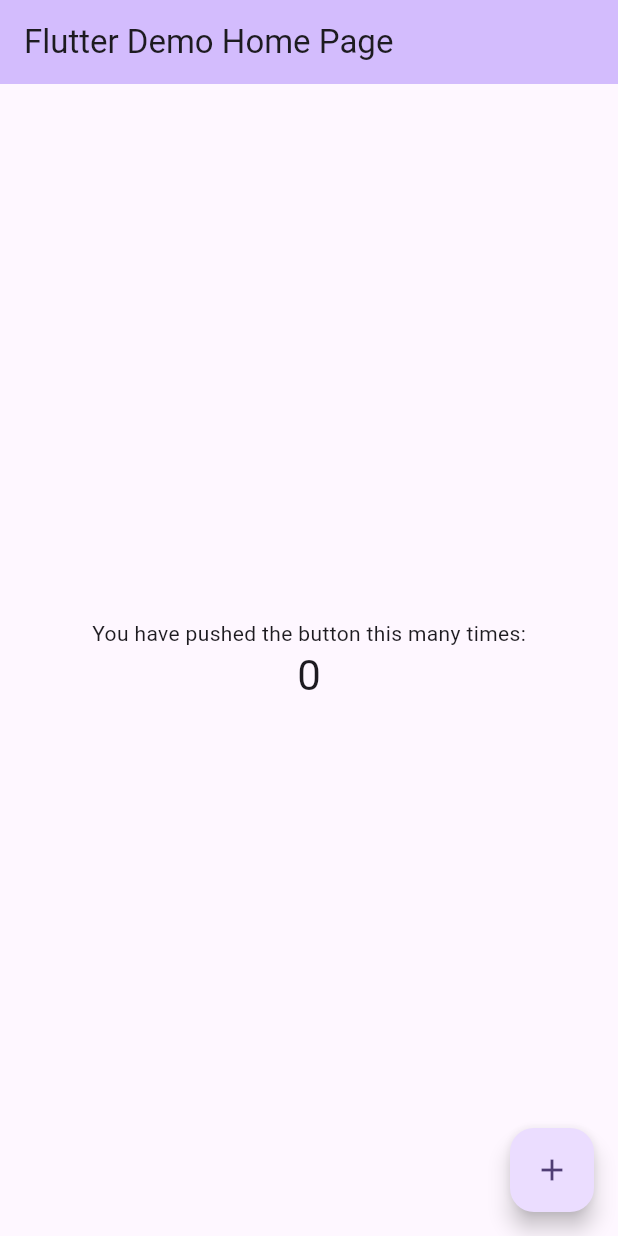
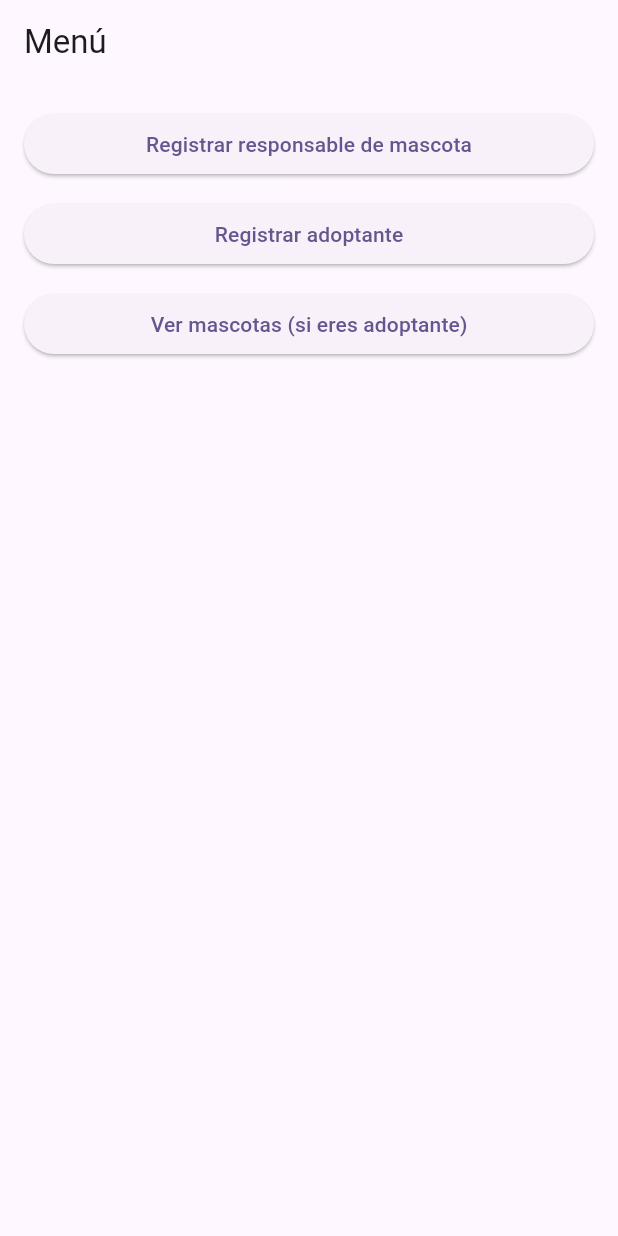
Before and after one commit to LuanaOrtubia/Proyecto-Final, a Flutter app: the screen it shows after launch, on a phone screen of 412 x 824 dp. Run offline on Flutter 3.47's test engine with Material 3 defaults, Android fonts, the phone set to English and light mode, and no system bars; our stand-ins replace get_it, go_router.

Commit message:
Actualizo archivo

```diff
--- /dev/null
+++ b/lib/adaptadores/adaptador_de_mascota_en_memoria.dart
@@ -0,0 +1,44 @@
+import '../dominio/entidades/mascota.dart';
+import '../dominio/entidades/responsable_de_mascota.dart';
+import '../dominio/entidades/adoptante_de_mascota.dart';
+import '../dominio/repositorios/repositorio_de_mascota.dart';
+
+/// Implementación en memoria de `RepositorioDeMascota`.
+///
+/// Nota: Para el propósito de ejemplo, `registrarMascota` crea una Mascota
+/// con datos por defecto y nombre basado en el responsable. En una
+/// implementación real, probablemente recibirías una `Mascota` completa.
+class AdaptadorDeMascotaEnMemoria implements RepositorioDeMascota {
+  final List<Mascota> _almacen = [];
+
+  AdaptadorDeMascotaEnMemoria();
+
+  @override
+  Future<List<Mascota>> obtenerMascotas() async {
+    // retornar una copia para evitar modificaciones externas
+    return List<Mascota>.from(_almacen);
+  }
+
+  @override
+  Future<void> registrarMascota(ResponsableDeMascota responsable) async {
+    // Crear una mascota de ejemplo usando datos del responsable
+    final nueva = Mascota(
+      especie: 'desconocida',
+      nombre: 'Mascota_de_${responsable.nombre}_${responsable.dni}',
+      edad: 0,
+      raza: 'desconocida',
+      sexo: 'desconocido',
+    );
+
+    _almacen.add(nueva);
+  }
+
+  @override
+  Future<void> adoptarMascota(AdoptanteDeMascota adoptante) async {
+    // Lógica simple: si hay mascotas en el almacen, asignar la primera al adoptante
+    if (_almacen.isNotEmpty) {
+      _almacen.removeAt(0);
+    }
+    // Si no hay mascotas, no hace nada (comportamiento original)
+  }
+}
--- /dev/null
+++ b/lib/aplicacion/registros.dart
@@ -0,0 +1,53 @@
+import '../dominio/entidades/responsable_de_mascota.dart';
+import '../dominio/entidades/adoptante_de_mascota.dart';
+import '../dominio/repositorios/repositorio_de_mascota.dart';
+
+class RegistrarMascota {
+  final RepositorioDeMascota repositorio;
+
+  RegistrarMascota(this.repositorio);
+
+  Future<void> ejecutar(ResponsableDeMascota responsable) async {
+    // Validaciones
+    if (responsable.dni <= 0) {
+      throw ArgumentError('DNI debe ser un entero positivo');
+    }
+    final correoValido = _validarCorreo(responsable.correo);
+    if (!correoValido) {
+      throw ArgumentError('Correo inválido');
+    }
+
+    // Llamada al repositorio
+    await repositorio.registrarMascota(responsable);
+  }
+
+  bool _validarCorreo(String correo) {
+    final regex = RegExp(r"^[\w-\.]+@([\w-]+\.)+[\w-]{2,4}");
+    return regex.hasMatch(correo);
+  }
+}
+
+class AdoptarMascota {
+  final RepositorioDeMascota repositorio;
+
+  AdoptarMascota(this.repositorio);
+
+  Future<void> ejecutar(AdoptanteDeMascota adoptante) async {
+    // Validaciones
+    if (adoptante.dni <= 0) {
+      throw ArgumentError('DNI debe ser un entero positivo');
+    }
+    final correoValido = _validarCorreo(adoptante.correo);
+    if (!correoValido) {
+      throw ArgumentError('Correo inválido');
+    }
+
+    // Llamada al repositorio
+    await repositorio.adoptarMascota(adoptante);
+  }
+
+  bool _validarCorreo(String correo) {
+    final regex = RegExp(r"^[\w-\.]+@([\w-]+\.)+[\w-]{2,4}");
+    return regex.hasMatch(correo);
+  }
+}
--- /dev/null
+++ b/lib/dominio/repositorios/repositorio_de_mascota.dart
@@ -0,0 +1,11 @@
+import '../entidades/mascota.dart';
+import '../entidades/responsable_de_mascota.dart';
+import '../entidades/adoptante_de_mascota.dart';
+
+abstract class RepositorioDeMascota {
+  Future<List<Mascota>> obtenerMascotas();
+
+  Future<void> registrarMascota(ResponsableDeMascota responsable);
+
+  Future<void> adoptarMascota(AdoptanteDeMascota adoptante);
+}
--- a/lib/main.dart
+++ b/lib/main.dart
@@ -1,122 +1,24 @@
 import 'package:flutter/material.dart';
 
+import 'adaptadores/injection.dart';
+import 'presentacion/router.dart';
+
 void main() {
+  initInjection();
   runApp(const MyApp());
 }
 
 class MyApp extends StatelessWidget {
   const MyApp({super.key});
 
-  // This widget is the root of your application.
   @override
   Widget build(BuildContext context) {
-    return MaterialApp(
-      title: 'Flutter Demo',
+    return MaterialApp.router(
+      title: 'Proyecto Final',
       theme: ThemeData(
-        // This is the theme of your application.
-        //
-        // TRY THIS: Try running your application with "flutter run". You'll see
-        // the application has a purple toolbar. Then, without quitting the app,
-        // try changing the seedColor in the colorScheme below to Colors.green
-        // and then invoke "hot reload" (save your changes or press the "hot
-        // reload" button in a Flutter-supported IDE, or press "r" if you used
-        // the command line to start the app).
-        //
-        // Notice that the counter didn't reset back to zero; the application
-        // state is not lost during the reload. To reset the state, use hot
-        // restart instead.
-        //
-        // This works for code too, not just values: Most code changes can be
-        // tested with just a hot reload.
         colorScheme: ColorScheme.fromSeed(seedColor: Colors.deepPurple),
       ),
-      home: const MyHomePage(title: 'Flutter Demo Home Page'),
+      routerConfig: router,
     );
   }
 }
-
-class MyHomePage extends StatefulWidget {
-  const MyHomePage({super.key, required this.title});
-
-  // This widget is the home page of your application. It is stateful, meaning
-  // that it has a State object (defined below) that contains fields that affect
-  // how it looks.
-
-  // This class is the configuration for the state. It holds the values (in this
-  // case the title) provided by the parent (in this case the App widget) and
-  // used by the build method of the State. Fields in a Widget subclass are
-  // always marked "final".
-
-  final String title;
-
-  @override
-  State<MyHomePage> createState() => _MyHomePageState();
-}
-
-class _MyHomePageState extends State<MyHomePage> {
-  int _counter = 0;
-
-  void _incrementCounter() {
-    setState(() {
-      // This call to setState tells the Flutter framework that something has
-      // changed in this State, which causes it to rerun the build method below
-      // so that the display can reflect the updated values. If we changed
-      // _counter without calling setState(), then the build method would not be
-      // called again, and so nothing would appear to happen.
-      _counter++;
-    });
-  }
-
-  @override
-  Widget build(BuildContext context) {
-    // This method is rerun every time setState is called, for instance as done
-    // by the _incrementCounter method above.
-    //
-    // The Flutter framework has been optimized to make rerunning build methods
-    // fast, so that you can just rebuild anything that needs updating rather
-    // than having to individually change instances of widgets.
-    return Scaffold(
-      appBar: AppBar(
-        // TRY THIS: Try changing the color here to a specific color (to
-        // Colors.amber, perhaps?) and trigger a hot reload to see the AppBar
-        // change color while the other colors stay the same.
-        backgroundColor: Theme.of(context).colorScheme.inversePrimary,
-        // Here we take the value from the MyHomePage object that was created by
-        // the App.build method, and use it to set our appbar title.
-        title: Text(widget.title),
-      ),
-      body: Center(
-        // Center is a layout widget. It takes a single child and positions it
-        // in the middle of the parent.
-        child: Column(
-          // Column is also a layout widget. It takes a list of children and
-          // arranges them vertically. By default, it sizes itself to fit its
-          // children horizontally, and tries to be as tall as its parent.
-          //
-          // Column has various properties to control how it sizes itself and
-          // how it positions its children. Here we use mainAxisAlignment to
-          // center the children vertically; the main axis here is the vertical
-          // axis because Columns are vertical (the cross axis would be
-          // horizontal).
-          //
-          // TRY THIS: Invoke "debug painting" (choose the "Toggle Debug Paint"
-          // action in the IDE, or press "p" in the console), to see the
-          // wireframe for each widget.
-          mainAxisAlignment: MainAxisAlignment.center,
-          children: <Widget>[
-            const Text('You have pushed the button this many times:'),
-            Text(
-              '$_counter',
-              style: Theme.of(context).textTheme.headlineMedium,
-            ),
-          ],
-        ),
-      ),
-      floatingActionButton: FloatingActionButton(
-        onPressed: _incrementCounter,
-        tooltip: 'Increment',
-        child: const Icon(Icons.add),
-      ), // This trailing comma makes auto-formatting nicer for build methods.
-    );
-  }
-}
--- /dev/null
+++ b/lib/presentacion/menu/menu_screen.dart
@@ -0,0 +1,35 @@
+import 'package:flutter/material.dart';
+import 'package:go_router/go_router.dart';
+
+class MenuScreen extends StatelessWidget {
+  const MenuScreen({super.key});
+
+  @override
+  Widget build(BuildContext context) {
+    return Scaffold(
+      appBar: AppBar(title: const Text('Menú')),
+      body: Padding(
+        padding: const EdgeInsets.all(16.0),
+        child: Column(
+          crossAxisAlignment: CrossAxisAlignment.stretch,
+          children: [
+            ElevatedButton(
+              onPressed: () => context.push('/registrar_responsable'),
+              child: const Text('Registrar responsable de mascota'),
+            ),
+            const SizedBox(height: 12),
+            ElevatedButton(
+              onPressed: () => context.push('/registrar_adoptante'),
+              child: const Text('Registrar adoptante'),
+            ),
+            const SizedBox(height: 12),
+            ElevatedButton(
+              onPressed: () => context.push('/lista_mascotas'),
+              child: const Text('Ver mascotas (si eres adoptante)'),
+            ),
+          ],
+        ),
+      ),
+    );
+  }
+}
--- /dev/null
+++ b/lib/presentacion/router.dart
@@ -0,0 +1,37 @@
+import 'package:go_router/go_router.dart';
+import 'menu/menu_screen.dart';
+import 'registro_responsable/registrar_responsable_screen.dart';
+import 'registro_adoptante/registrar_adoptante_screen.dart';
+import 'registro_mascota/registrar_mascota_screen.dart';
+import 'lista_mascotas/lista_mascotas_screen.dart';
+
+final router = GoRouter(
+  initialLocation: '/',
+  routes: [
+    GoRoute(
+      path: '/',
+      name: 'menu',
+      builder: (context, state) => const MenuScreen(),
+    ),
+    GoRoute(
+      path: '/registrar_responsable',
+      name: 'registrar_responsable',
+      builder: (context, state) => const RegistrarResponsableScreen(),
+    ),
+    GoRoute(
+      path: '/registrar_adoptante',
+      name: 'registrar_adoptante',
+      builder: (context, state) => const RegistrarAdoptanteScreen(),
+    ),
+    GoRoute(
+      path: '/registrar_mascota',
+      name: 'registrar_mascota',
+      builder: (context, state) => const RegistrarMascotaScreen(),
+    ),
+    GoRoute(
+      path: '/lista_mascotas',
+      name: 'lista_mascotas',
+      builder: (context, state) => const ListaMascotasScreen(),
+    ),
+  ],
+);
--- a/pubspec.yaml
+++ b/pubspec.yaml
@@ -34,6 +34,9 @@ dependencies:
   # The following adds the Cupertino Icons font to your application.
   # Use with the CupertinoIcons class for iOS style icons.
   cupertino_icons: ^1.0.8
+  get_it: ^8.1.0
+  go_router: ^7.0.1
+  bloc: ^8.1.0
 
 dev_dependencies:
   flutter_test:
```
Also changed, not shown: lib/adaptadores/injection.dart (added, +17 -0 lines), lib/dominio/entidades/adoptante_de_mascota.dart (added, +18 -0 lines), lib/dominio/entidades/mascota.dart (added, +20 -0 lines), lib/dominio/entidades/responsable_de_mascota.dart (added, +18 -0 lines), lib/presentacion/lista_mascotas/lista_mascotas_screen.dart (added, +33 -0 lines), lib/presentacion/registro_adoptante/registrar_adoptante_screen.dart (added, +93 -0 lines), lib/presentacion/registro_mascota/registrar_mascota_screen.dart (added, +100 -0 lines), lib/presentacion/registro_responsable/registrar_responsable_screen.dart (added, +100 -0 lines), pubspec.lock.
